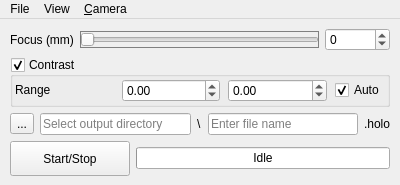
Old version of the form Holovibes/assets/ui/lightui.ui in the repository DigitalHolography/Holovibes.
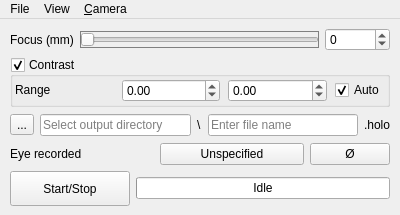
New version of the form. Custom widgets are drawn as their Qt base class.

Commit message: feat(ui): added a reset button for the eye selection

What changed in the file:
```diff
--- a/Holovibes/assets/ui/lightui.ui
+++ b/Holovibes/assets/ui/lightui.ui
@@ -7,7 +7,7 @@
     <x>0</x>
     <y>0</y>
     <width>400</width>
-    <height>139</height>
+    <height>215</height>
    </rect>
   </property>
   <property name="minimumSize">
@@ -267,6 +267,40 @@
       </item>
      </layout>
     </item>
+    <item>
+     <layout class="QGridLayout" name="recordedEyeGridLayout">
+      <item row="0" column="0" colspan="3">
+       <widget class="QLabel" name="RecordedEyeLabel">
+        <property name="toolTip">
+         <string>Which eye is being recorded.</string>
+        </property>
+        <property name="text">
+         <string>Eye recorded</string>
+        </property>
+       </widget>
+      </item>
+      <item row="0" column="3" colspan="3">
+       <widget class="QPushButton" name="RecordedEyePushButton">
+        <property name="toolTip">
+         <string>Switch between left and right eye</string>
+        </property>
+        <property name="text">
+         <string>Unspecified</string>
+        </property>
+       </widget>
+      </item>
+      <item row="0" column="6">
+       <widget class="QPushButton" name="ResetRecordedEyePushButton">
+        <property name="toolTip">
+         <string>Cancel the eye choice and sets it back to unspecified</string>
+        </property>
+        <property name="text">
+         <string>Ø</string>
+        </property>
+       </widget>
+      </item>
+     </layout>
+    </item>
     <item>
      <layout class="QHBoxLayout" name="horizontalLayout_2">
       <item>
```
Left out of the diff: 46 changed lines with no effect on the pictures. Lines whose indentation alone changed are shown as unchanged. The commit also changes 10 other files.
